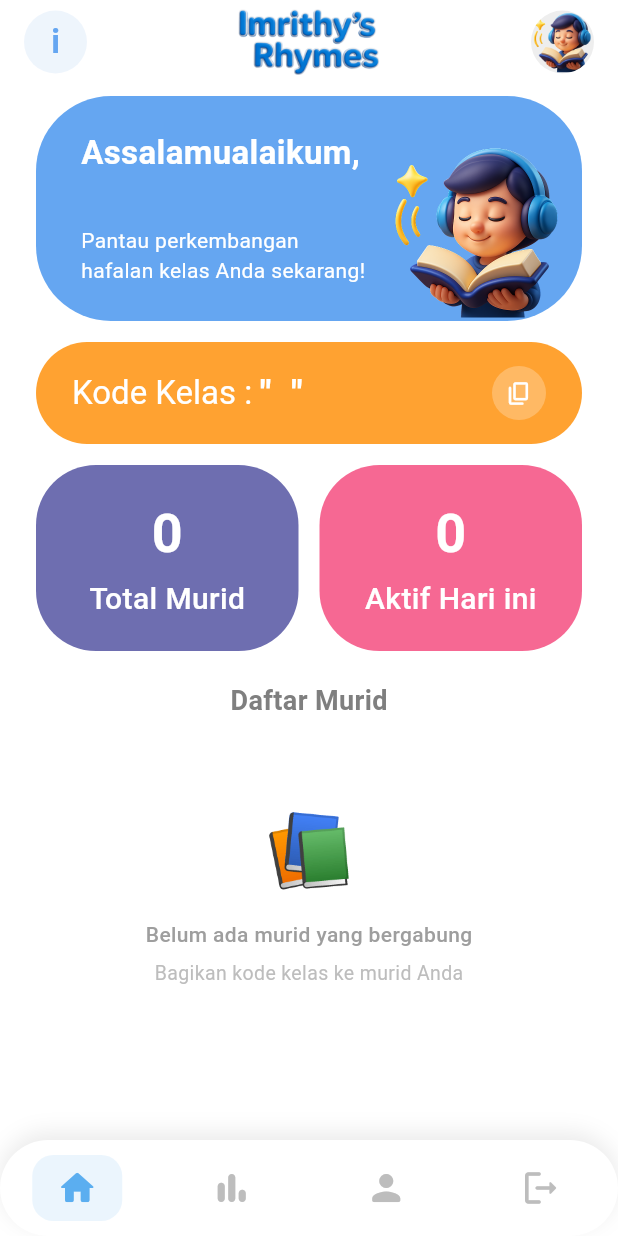
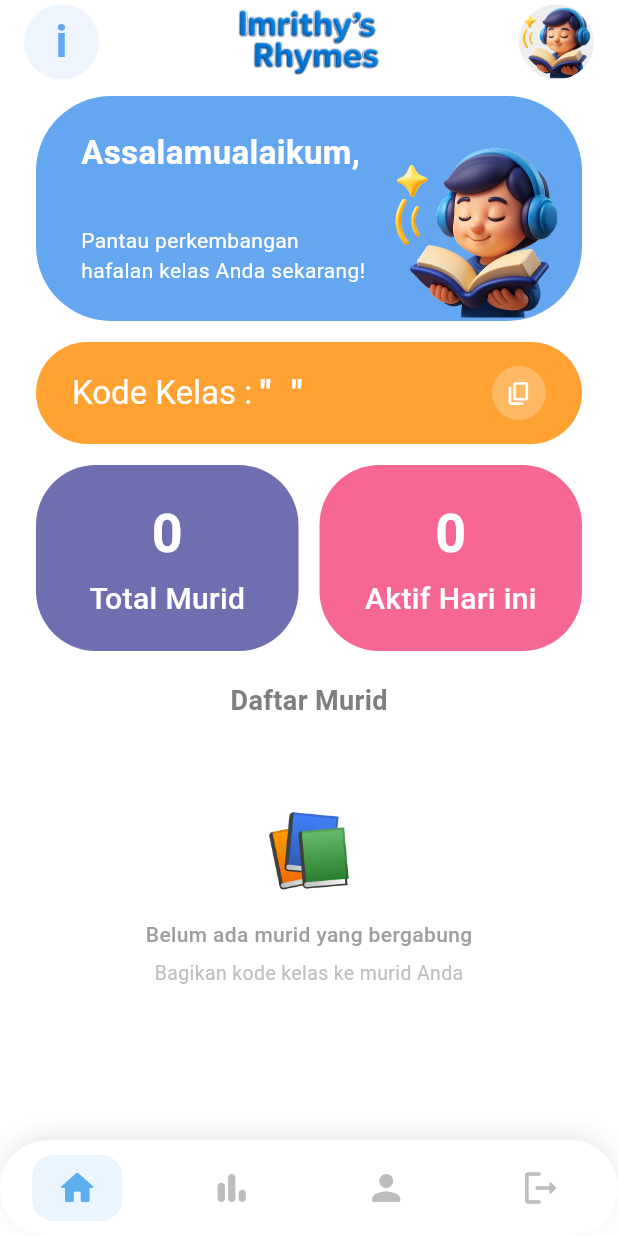
Before and after one commit to marahrofidah/imrithys_rhymes_flutter, a Flutter app: the TeacherDashboardPage screen opened by its route, on a phone screen of 412 x 824 dp. Run offline on Flutter 3.47's test engine with Material 3 defaults, Android fonts, the light colour scheme and no system bars; our stand-ins replace flutter_dotenv, shared_preferences, supabase_flutter; accounts and stored records are empty.

Commit message:
profil+info

```diff
--- a/lib/features/teacher/dashboard_page.dart
+++ b/lib/features/teacher/dashboard_page.dart
@@ -66,8 +66,8 @@ class _TeacherDashboardPageState extends State<TeacherDashboardPage> {
           children: [
             // Info icon (lingkaran biru muda)
             Container(
-              width: 42,
-              height: 42,
+              width: 50,
+              height: 50,
               decoration: BoxDecoration(
                 shape: BoxShape.circle,
                 color: const Color(0xFFA3C7F0).withValues(alpha: 0.18),
@@ -76,7 +76,7 @@ class _TeacherDashboardPageState extends State<TeacherDashboardPage> {
                 child: Text(
                   'i',
                   style: TextStyle(
-                    fontSize: 22,
+                    fontSize: 30,
                     fontWeight: FontWeight.bold,
                     color: Color(0xFF65A6F1),
                   ),
@@ -93,8 +93,8 @@ class _TeacherDashboardPageState extends State<TeacherDashboardPage> {
 
             // Avatar guru sesuai gender
             Container(
-              width: 42,
-              height: 42,
+              width: 50,
+              height: 50,
               decoration: BoxDecoration(
                 shape: BoxShape.circle,
                 color: Colors.grey.shade200,
```
